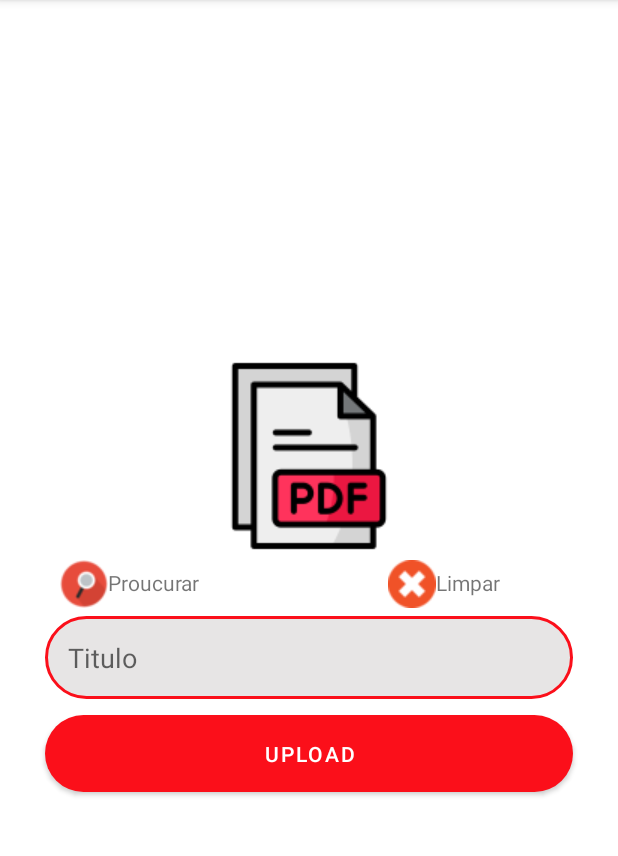
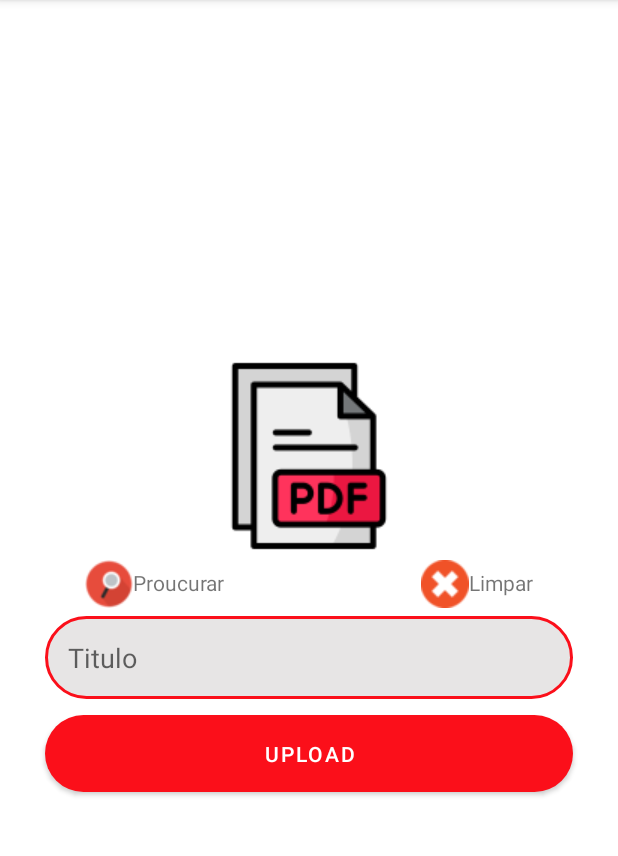
Before and after one commit to BenildoMorais/TesteAppPDF, an Android app: the UploadActivity screen opened directly, with no data from a screen before it, on a phone screen of 412 x 824 dp, the part 84-940 px from its top. Run offline under Robolectric (Android 15) with nearby library versions, the phone set to English and light mode, and no system bars; our stand-ins replace Firebase (no records; nobody signed in at launch, a user with empty details on screens opened directly); libraries missing offline, so code that uses them is left out: com.karumi.dexter.

```diff
--- a/app/src/main/AndroidManifest.xml
+++ b/app/src/main/AndroidManifest.xml
@@ -25,7 +25,9 @@
             android:exported="false" />
         <activity
             android:name=".TelaInicial"
-            android:exported="true">
+            android:exported="true"
+            android:theme="@style/Theme.AppCompat.DayNight.NoActionBar"
+            >
             <intent-filter>
                 <action android:name="android.intent.action.MAIN" />
 
--- a/app/src/main/java/mz/ac/isutc/lecc/mt2/testeapppdf/MainActivity.java
+++ b/app/src/main/java/mz/ac/isutc/lecc/mt2/testeapppdf/MainActivity.java
@@ -31,6 +31,8 @@ public class MainActivity extends AppCompatActivity {
      private Myadapter adapter;
      private UsuarioPofessor controle;
     private DatabaseReference databaseReference;
+
+    public static Boolean root; // Varialvel que controla o nivel de acesso
 
     @Override
     protected void onCreate(Bundle savedInstanceState) {
@@ -79,8 +81,10 @@ public class MainActivity extends AppCompatActivity {
                     try {
                         controle.getDisciplina().equals(""); // controla o tipo de usuario e o tipo de privilegios
                         binding.AdicionarPDF.setVisibility(View.VISIBLE);
+                        root = true;
                     }catch (NullPointerException e){
                         Usuario usuario = (Usuario) controle;
+                        root = false;
                     }
                 }
             }
--- a/app/src/main/java/mz/ac/isutc/lecc/mt2/testeapppdf/TelaInicial.java
+++ b/app/src/main/java/mz/ac/isutc/lecc/mt2/testeapppdf/TelaInicial.java
@@ -21,7 +21,6 @@ public class TelaInicial extends AppCompatActivity {
         super.onCreate(savedInstanceState);
         setContentView(R.layout.activity_tela_inicial);
 
-
         new Handler().postDelayed(new Runnable() {
             @Override
             public void run() {
--- a/app/src/main/java/mz/ac/isutc/lecc/mt2/testeapppdf/ViewpdfActivity.java
+++ b/app/src/main/java/mz/ac/isutc/lecc/mt2/testeapppdf/ViewpdfActivity.java
@@ -30,6 +30,8 @@ public class ViewpdfActivity extends AppCompatActivity {
         binding.viewpdf.getSettings().setJavaScriptEnabled(true); // ...um parametro true
         String filename = getIntent().getStringExtra("filename");
         String fileurl = getIntent().getStringExtra("fileurl");
+
+        setTitle(filename);
 
         ProgressDialog pd = new ProgressDialog(this);
         pd.setTitle(filename);
--- a/app/src/main/res/layout/activity_upload2.xml
+++ b/app/src/main/res/layout/activity_upload2.xml
@@ -18,32 +18,46 @@
 
     <LinearLayout
         android:layout_width="match_parent"
-        android:layout_height="wrap_content">
+        android:layout_height="wrap_content"
+        android:layout_marginHorizontal="30dp"
+        android:gravity="center">
 
-        <ImageView
+        <LinearLayout
             android:id="@+id/bt_proucuar"
             android:layout_width="wrap_content"
             android:layout_height="wrap_content"
-            android:layout_marginLeft="40dp"
+            android:orientation="horizontal"
+            android:layout_marginRight="65dp">
+
+            <ImageView
+                android:layout_width="wrap_content"
+                android:layout_height="wrap_content"
                 android:src="@drawable/search"/>
             <TextView
                 android:layout_width="wrap_content"
                 android:layout_height="wrap_content"
                 android:text="Proucurar"
-            android:paddingTop="5dp"
-            android:layout_marginRight="100dp"/>
+                android:paddingTop="5dp"/>
+        </LinearLayout>
 
-        <ImageView
+        <LinearLayout
             android:id="@+id/bt_cancelar"
             android:layout_width="wrap_content"
             android:layout_height="wrap_content"
+            android:orientation="horizontal"
+            android:layout_marginLeft="65dp">
+            <ImageView
+                android:layout_width="wrap_content"
+                android:layout_height="wrap_content"
                 android:src="@drawable/cancel"
-            android:layout_marginLeft="25dp"/>
+                />
             <TextView
                 android:layout_width="wrap_content"
                 android:layout_height="wrap_content"
                 android:text="Limpar"
                 android:paddingTop="5dp"/>
+        </LinearLayout>
+
     </LinearLayout>
 
 
@@ -52,7 +66,7 @@
         android:layout_width="match_parent"
         android:layout_height="wrap_content"
         android:hint="Titulo"
-        android:inputType="text"
+        android:inputType="textCapWords"
         android:layout_marginHorizontal="30dp"
         android:layout_marginVertical="5dp"
         android:background="@drawable/edit_text_background"
--- a/app/src/main/res/values/themes.xml
+++ b/app/src/main/res/values/themes.xml
@@ -17,6 +17,9 @@
     <style name="Theme.TesteAppPDF.NoActionBar">
         <item name="windowActionBar">false</item>
         <item name="windowNoTitle">true</item>
+        <item name="colorPrimary">@color/Vermelho</item>
+        <item name="colorPrimaryVariant">@color/Vermelho</item>
+        <item name="android:statusBarColor">?attr/colorPrimaryVariant</item>
     </style>
 
     <style name="Theme.TesteAppPDF.AppBarOverlay" parent="ThemeOverlay.AppCompat.Dark.ActionBar" />
```
Also changed, not shown: app/src/main/java/mz/ac/isutc/lecc/mt2/testeapppdf/Myadapter.java (+37 -0 lines), app/src/main/java/mz/ac/isutc/lecc/mt2/testeapppdf/UploadActivity.java (+7 -4 lines), app/src/main/java/mz/ac/isutc/lecc/mt2/testeapppdf/models/FileModel.java (+11 -2 lines). Lines whose indentation alone changed are shown as unchanged.
